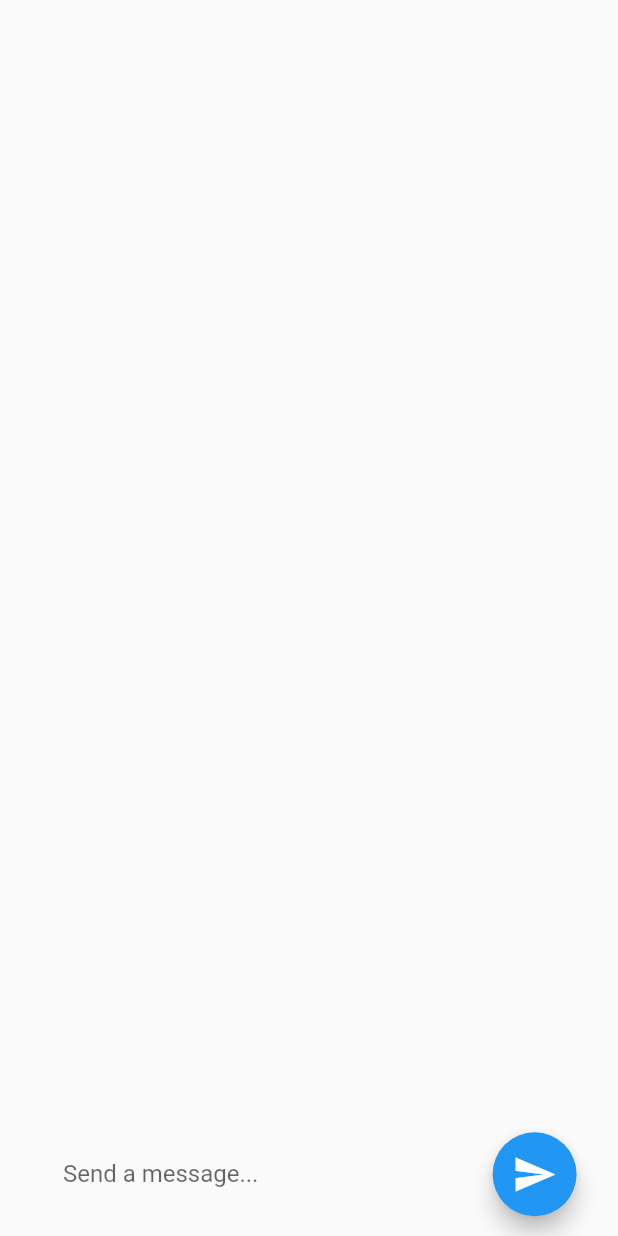
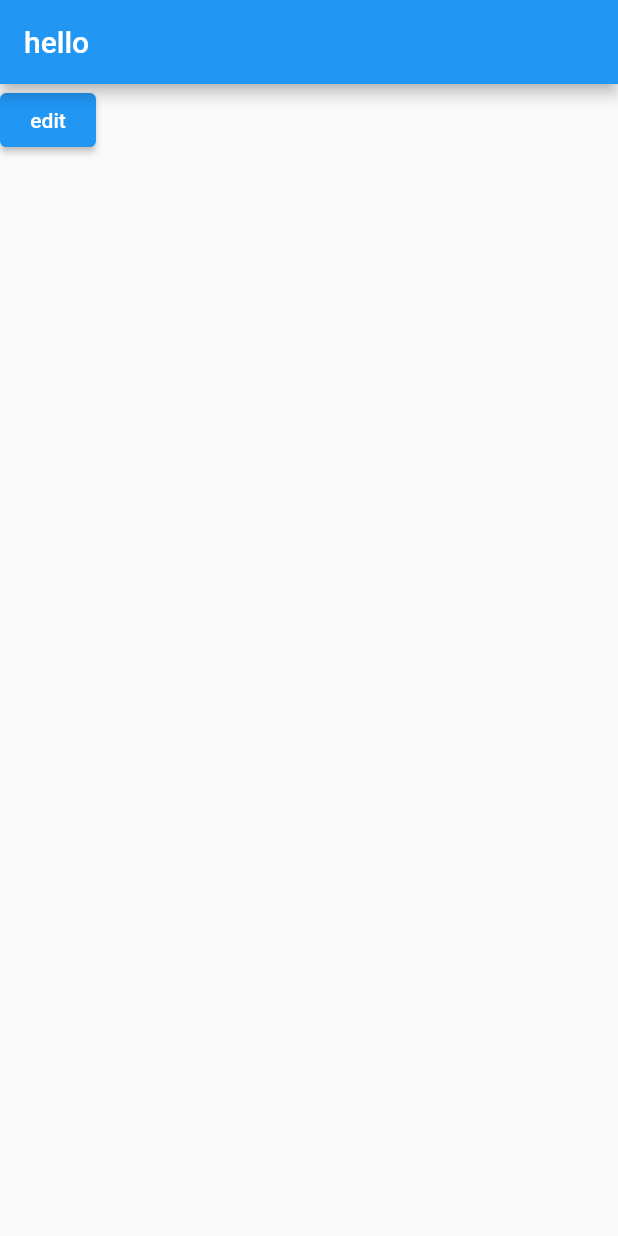
Before and after one commit to JanusTeam-BSSM/Janus-App-Contest, a Flutter app: the screen it shows after launch, on a phone screen of 412 x 824 dp. Run offline on Flutter 3.47's test engine with Material 2 defaults, Android fonts, the phone set to English and light mode, and no system bars; our stand-ins replace socket_io_client.

Commit message:
Add package & remove chatpage file

```diff
--- a/lib/ChatPage.dart
+++ b/lib/ChatPage.dart
@@ -1,150 +1,37 @@
-import 'dart:convert';
+import 'package:flutter/material.dart';
+import 'package:socket_io_client/socket_io_client.dart' as IO;
 
-import 'package:flutter/material.dart';
-import 'package:flutter_socket_io/flutter_socket_io.dart';
-import 'package:flutter_socket_io/socket_io_manager.dart';
+IO.Socket socket = IO.io('http://JanusServer.ipdisk.co.kr:3000', <String, dynamic> {
+    'transports': ['websocket']
+});
 
-class ChatPage extends StatefulWidget {
-  const ChatPage({super.key});
-
-  @override
-  State<ChatPage> createState() => _ChatPageState();
+emit() {
+  socket.on('connect', (_) {
+    print('connect');
+    print(socket.io.engine!.id);
+    socket.emit('join', {'name': 'flutter', 'room': 'room1'});
+  });
 }
-
-class _ChatPageState extends State<ChatPage> {
-  late SocketIO socketIO; // 실제 socket을 받을 수 있는 란
-  late List<String> messages;
-  late double height, width;
-  late TextEditingController textController;
-  late ScrollController scrollController;
-
-  @override
-  void initState() {
-    // Initializing the message list
-    messages = [];
-
-    textController = TextEditingController();
-    scrollController = ScrollController();
-
-    socketIO =
-        SocketIOManager().createSocketIO("http://JanusTeam.iptime.org", '/');
-
-    socketIO.init();
-
-    socketIO.subscribe('receive_message', (jsonData) {
-      Map<String, dynamic> data = json.decode(jsonData);
-      //https://medium.com/flutter-community/realtime-chat-app-flutter-node-js-socket-io-e298cd27fb06
-      setState(
-        () => messages.add(data['message'])
-      );
-      scrollController.animateTo(
-	      scrollController.position.maxScrollExtent,
-	      duration: Duration(milliseconds: 600),
-	      curve: Curves.ease,
-      );
-    });
-
-    // Connect to the socket
-    socketIO.connect();
-    super.initState();
-  }
-
-  Widget buildSingleMessage(int index) {
-    return Container(
-      alignment: Alignment.centerLeft,
-      child: Container(
-	      padding: const EdgeInsets.all(20.0),
-	      margin: const EdgeInsets.only(bottom: 20.0, left: 20.0),
-        decoration: BoxDecoration(
-          color: Colors.deepPurple,
-          borderRadius: BorderRadius.circular(20.0),
-        ),
-        child: Text(
-          messages[index],
-          style: const TextStyle(color: Colors.white, fontSize: 15.0),
-        ),
-      ),
-    );
-  }
-
-  Widget buildMessageList() {
-    return SizedBox(
-      height: height * 0.8,
-      width: width,
-      child: ListView.builder(
-        controller: scrollController,
-        itemCount: messages.length,
-        itemBuilder: (BuildContext context, int index) {
-          return buildSingleMessage(index);
-        },
-      ),
-    );
-  }
-
-  Widget buildChatInput() {
-    return Container(
-      width: width * 0.7,
-      padding: const EdgeInsets.all(2.0),
-      margin: const EdgeInsets.only(left: 40.0),
-      child: TextField(
-        decoration: const InputDecoration.collapsed(
-          hintText: 'Send a message...',
-        ),
-        controller: textController,
-      ),
-    );
-  }
-
-  Widget buildSendButton() {
-    return FloatingActionButton(
-      onPressed: () {
-        if(textController.text.isNotEmpty) {
-          socketIO.sendMessage('send_message', json.encode({'message': textController.text}));
-          setState(() => {
-            messages.add(textController.text)
-          });
-          textController.text = '';
-
-          scrollController.animateTo(
-            scrollController.position.maxScrollExtent,
-            duration: const Duration(milliseconds: 600),
-            curve: Curves.ease
-          );
-        }
-      },
-      child: const Icon(
-        Icons.send,
-        size: 30,
-      ),
-    );
-  }
-
-  Widget buildInputArea() {
-    return SizedBox(
-      height: height * 0.1,
-      width: width,
-      child: Row(
-        children: <Widget>[
-          buildChatInput(),
-          buildSendButton(),
-        ],
-      ),
-    );
-  }
+class ChatPage extends StatelessWidget {
+  const ChatPage({Key? key}) : super(key: key);
 
   @override
   Widget build(BuildContext context) {
-    height = MediaQuery.of(context).size.height;
-    width = MediaQuery.of(context).size.width;
-    return Scaffold(
-      body: SingleChildScrollView(
-        child: Column(
-          children: <Widget>[
-            SizedBox(height: height * 0.1),
-            buildMessageList(),
-            buildInputArea(),
+    return SafeArea(
+      child: Scaffold(
+        appBar: AppBar(
+          title: const Text('hello'),
+        ),
+        body: Column(
+          children: [
+            ElevatedButton(
+              onPressed: () {
+                emit();
+              },
+              child: const Text('edit')
+            )
           ],
-        ),
+        )
       ),
     );
   }
--- a/pubspec.yaml
+++ b/pubspec.yaml
@@ -36,6 +36,7 @@ dependencies:
   cupertino_icons: ^1.0.2
   get: ^4.6.5
   flutter_socket_io: ^0.6.0
+  socket_io_client: ^2.0.0
 
 dev_dependencies:
   flutter_test:
```
